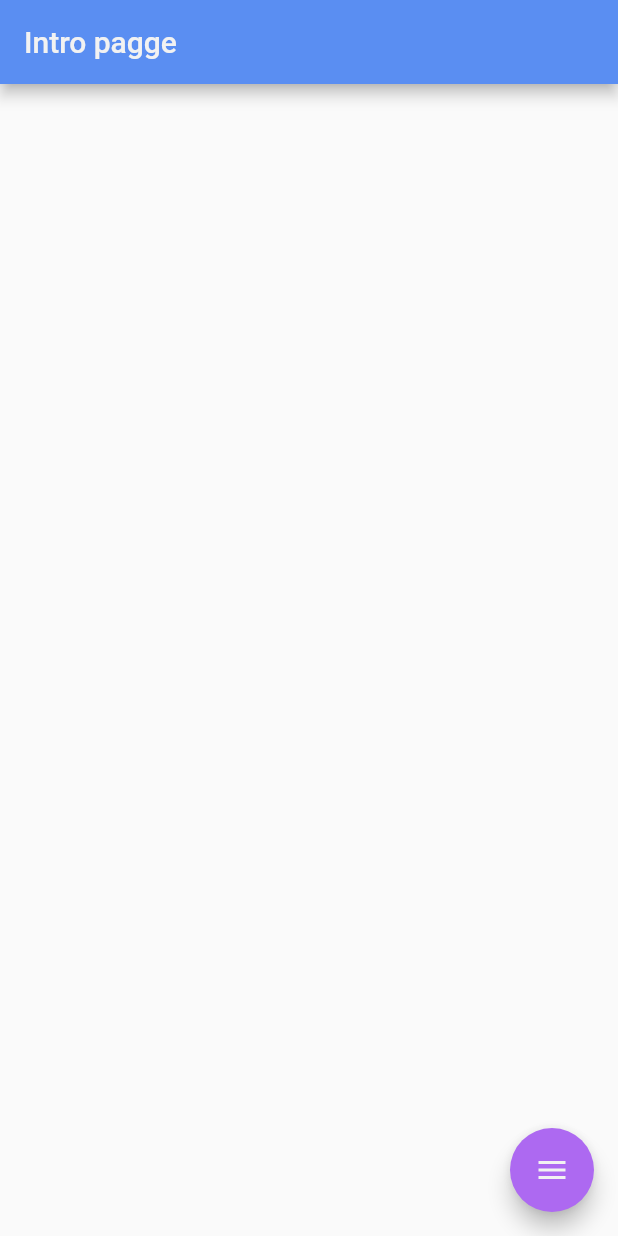
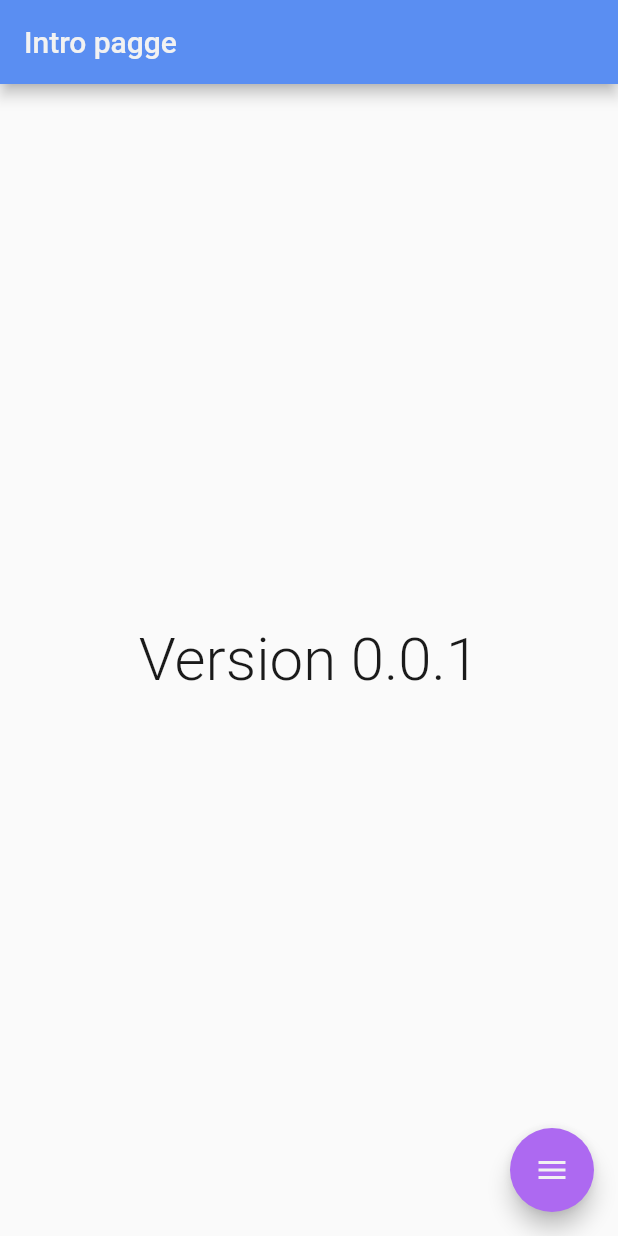
Before and after one commit to CretaIsland/creta03, a Flutter app: the screen it shows after launch, on a phone screen of 412 x 824 dp. Run offline on Flutter 3.47's test engine with Material 2 defaults, Android fonts, the phone set to English and light mode, and no system bars; drawn by our look-alikes of flutter_speed_dial; our stand-ins replace custom_radio_grouped_button, flutter_riverpod, roundcheckbox, routemaster; missing offline and left inert: elegant_radio_button_group, hycop; Roboto replaces fonts that are missing (fontFamily).

Commit message:
20221020-02-skpark version

```diff
--- a/lib/pages/intro_page.dart
+++ b/lib/pages/intro_page.dart
@@ -3,6 +3,7 @@
 import 'package:flutter/material.dart';
 
 import '../design_system/component/snippet.dart';
+import '../design_system/creta_font.dart';
 
 class IntroPage extends StatefulWidget {
   const IntroPage({super.key});
@@ -17,7 +18,12 @@ class _IntroPageState extends State<IntroPage> {
     return Snippet.CretaScaffold(
       title: 'Intro pagge',
       context: context,
-      child: Container(),
+      child: Center(
+        child: Text(
+          "Version 0.0.1",
+          style: CretaFont.headlineLarge,
+        ),
+      ),
     );
   }
 }
```
